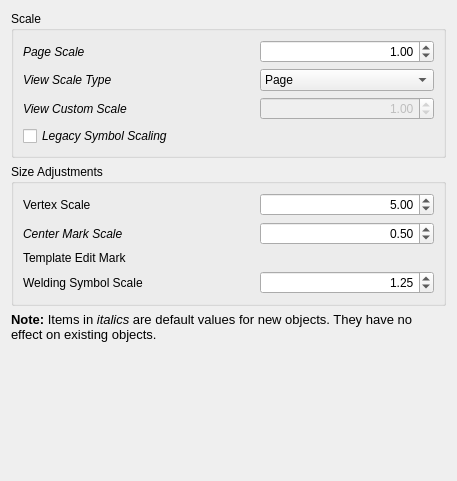
Qt form src/Mod/TechDraw/Gui/DlgPrefsTechDrawScale.ui (southseact-3d/fcd) before a commit.
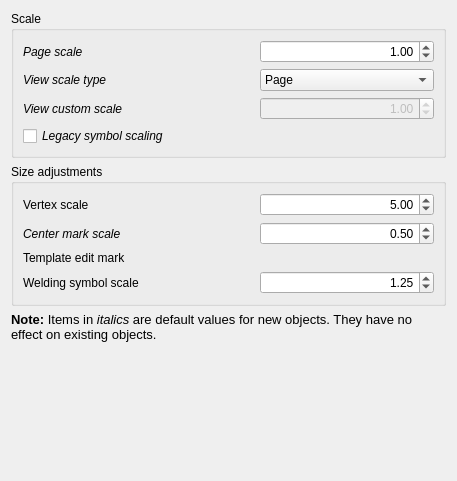
The same form after that commit. Custom widgets are drawn as their Qt base class.

Commit message:
TechDraw: Update UI strings for consistency
Closes: #22143

Patch:
```diff
--- a/src/Mod/TechDraw/Gui/DlgPrefsTechDrawScale.ui
+++ b/src/Mod/TechDraw/Gui/DlgPrefsTechDrawScale.ui
@@ -70,7 +70,7 @@
            </font>
           </property>
           <property name="text">
-           <string>Page Scale</string>
+           <string>Page scale</string>
           </property>
          </widget>
         </item>
@@ -82,7 +82,7 @@
            </font>
           </property>
           <property name="text">
-           <string>View Custom Scale</string>
+           <string>View custom scale</string>
           </property>
          </widget>
         </item>
@@ -211,7 +211,7 @@
            </font>
           </property>
           <property name="text">
-           <string>View Scale Type</string>
+           <string>View scale type</string>
           </property>
          </widget>
         </item>
@@ -226,7 +226,7 @@
            <string>&lt;html&gt;&lt;head/&gt;&lt;body&gt;&lt;p&gt;If checked, Svg symbols, spreadsheet views and Draft views will use the original (incorrect) scaling method as used in v1.0 and earlier.  If unchecked, a more accurate method will be used.  &lt;/p&gt;&lt;/body&gt;&lt;/html&gt;</string>
           </property>
           <property name="text">
-           <string>Legacy Symbol Scaling</string>
+           <string>Legacy symbol scaling</string>
           </property>
           <property name="prefEntry" stdset="0">
            <cstring>LegacySvgScaling</cstring>
@@ -256,7 +256,7 @@
       </size>
      </property>
      <property name="title">
-      <string>Size Adjustments</string>
+      <string>Size adjustments</string>
      </property>
      <layout class="QVBoxLayout" name="verticalLayout_3">
       <item>
@@ -264,7 +264,7 @@
         <item row="0" column="0">
          <widget class="QLabel" name="label">
           <property name="text">
-           <string>Vertex Scale</string>
+           <string>Vertex scale</string>
           </property>
          </widget>
         </item>
@@ -310,7 +310,7 @@
            </font>
           </property>
           <property name="text">
-           <string>Center Mark Scale</string>
+           <string>Center mark scale</string>
           </property>
          </widget>
         </item>
@@ -367,7 +367,7 @@
         <item row="2" column="0">
          <widget class="QLabel" name="label_7">
           <property name="text">
-           <string>Template Edit Mark</string>
+           <string>Template edit mark</string>
           </property>
          </widget>
         </item>
@@ -402,7 +402,7 @@
         <item row="3" column="0">
          <widget class="QLabel" name="label_5">
           <property name="text">
-           <string>Welding Symbol Scale</string>
+           <string>Welding symbol scale</string>
           </property>
          </widget>
         </item>
```
Left out of the diff: 4 changed lines with no effect on the pictures. The commit also changes 92 other files.
